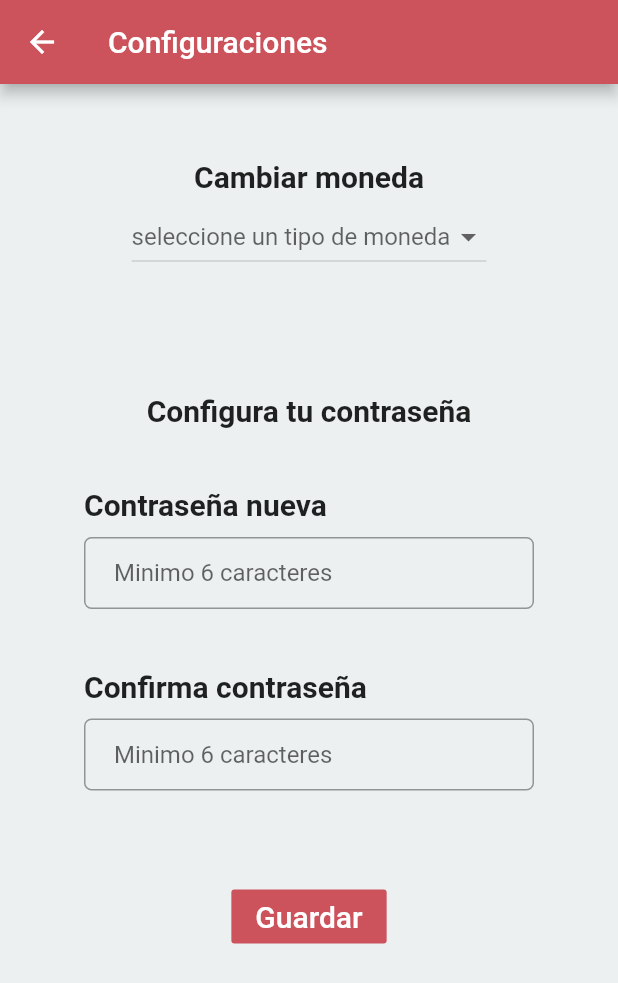
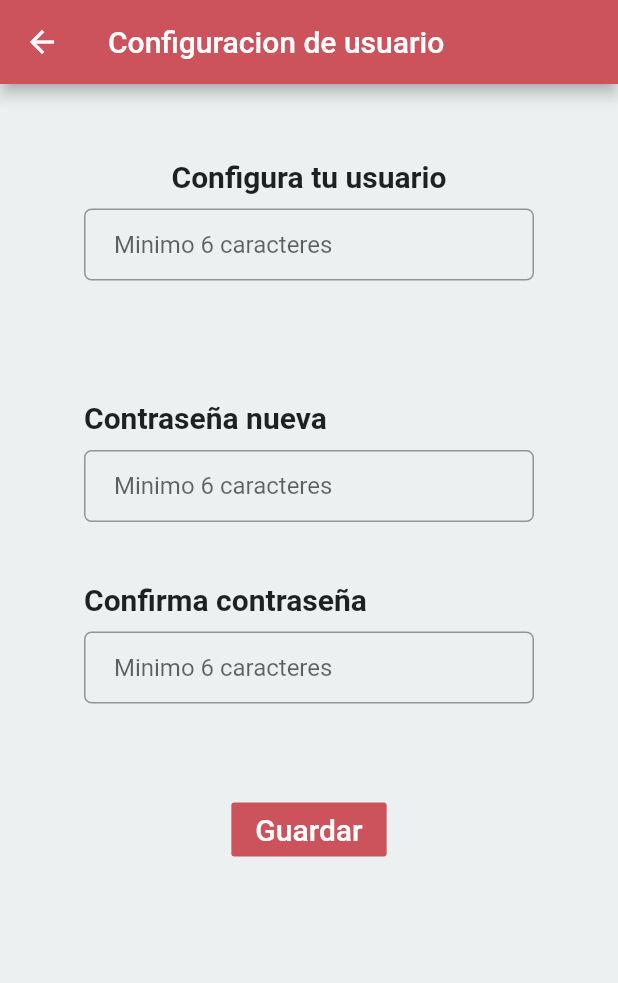
Before and after one commit to CARDONALUIS/AppFinanzasPersonales, a Flutter app: the ConfiPerfilPantalla screen opened directly with empty values, on a phone screen of 412 x 824 dp. Shown: the top 983 px of the screen. Run offline on Flutter 3.47's test engine with Material 2 defaults, Android fonts, the phone set to English and light mode, and no system bars; our stand-ins replace carousel_slider, cloud_firestore, firebase_auth, firebase_core; accounts and stored records are empty; Roboto replaces fonts that are missing (Georgia, Hind).

Commit message:
Cambios generales, esteticos de registro
Cambios generales, estéticos de registro

```diff
--- a/appfinanzaspersonales/lib/Configuracion.dart
+++ b/appfinanzaspersonales/lib/Configuracion.dart
@@ -5,8 +5,8 @@ class ConfiPerfilPantalla extends StatelessWidget {
   final FirebaseAuth userActual;
   ConfiPerfilPantalla(this.userActual);
 
-  var _listaMoneda = ['Peso', 'Dolar'];
-  String _vistaMoneda = 'seleccione un tipo de moneda';
+  //var _listaMoneda = ['Peso', 'Dolar'];
+  //String _vistaMoneda = 'seleccione un tipo de moneda';
   final contrasenaController = TextEditingController();
   final contrasena2Controller = TextEditingController();
 
@@ -14,7 +14,7 @@ class ConfiPerfilPantalla extends StatelessWidget {
   Widget build(BuildContext context) {
     return Scaffold(
       appBar: AppBar(
-        title: Text("Configuraciones"),
+        title: Text("Configuracion de usuario"),
       ),
       body: Center(
         child: ListView(
@@ -23,27 +23,27 @@ class ConfiPerfilPantalla extends StatelessWidget {
               children: <Widget>[
                 SizedBox(height: 50),
                 Text(
-                  'Cambiar moneda',
+                  'Configura tu usuario',
                   textAlign: TextAlign.left,
                   style: const TextStyle(
                       fontWeight: FontWeight.bold, fontSize: 20),
                 ),
-                SizedBox(height: 5),
-                DropdownButton(
-                  items: _listaMoneda.map((String a) {
-                    return DropdownMenuItem(value: a, child: Text(a));
-                  }).toList(),
-                  onChanged: (_) {},
-                  hint: Text(_vistaMoneda),
+                SizedBox(height: 10),
+                Container(
+                  width: 300,
+                  child: TextField(
+                    obscureText: true,
+                    decoration: InputDecoration(
+                      hintText: 'Minimo 6 caracteres',
+                      contentPadding:
+                          EdgeInsets.fromLTRB(20.0, 15.0, 20.0, 1.0),
+                      border: OutlineInputBorder(
+                          borderRadius: BorderRadius.circular(5.0)),
+                    ),
+                    controller: contrasenaController,
+                  ),
                 ),
                 SizedBox(height: 80),
-                Text(
-                  'Configura tu contraseña',
-                  textAlign: TextAlign.left,
-                  style: const TextStyle(
-                      fontWeight: FontWeight.bold, fontSize: 20),
-                ),
-                SizedBox(height: 40),
                 Container(
                   width: 300,
                   child: Row(
--- a/appfinanzaspersonales/lib/Presupuesto.dart
+++ b/appfinanzaspersonales/lib/Presupuesto.dart
@@ -22,7 +22,7 @@ class PresupuestosPantalla extends StatelessWidget {
             children: <Widget>[
               SizedBox(
                 width: double.infinity,
-                child: creaCard("ingresos: ", ingresos),
+                child: creaCard("Ingresos: ", ingresos),
               ),
               SizedBox(
                 width: double.infinity,
--- a/appfinanzaspersonales/lib/RegistroIngrYEgre.dart
+++ b/appfinanzaspersonales/lib/RegistroIngrYEgre.dart
@@ -201,7 +201,7 @@ class _MyStatefulWidgetState extends State<MyStatefulWidget> {
     return Column(
       children: <Widget>[
         ListTile(
-          title: const Text('Ingresos'),
+          title: const Text('Ingreso'),
           leading: Radio<SingingCharacter>(
             value: SingingCharacter.ingreso,
             groupValue: _character,
```
Also changed, not shown: appfinanzaspersonales/lib/Gastos.dart (deleted, +0 -20 lines), appfinanzaspersonales/lib/RegistroUsuario.dart (+60 -8 lines), appfinanzaspersonales/lib/principal.dart (+6 -22 lines).
